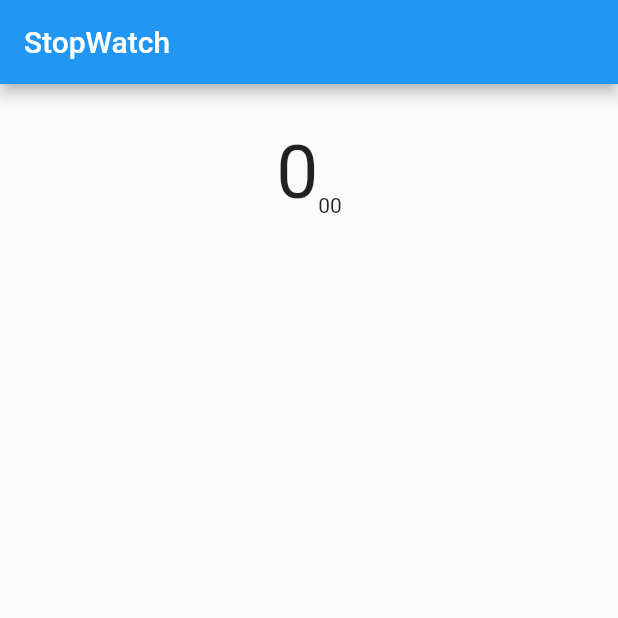
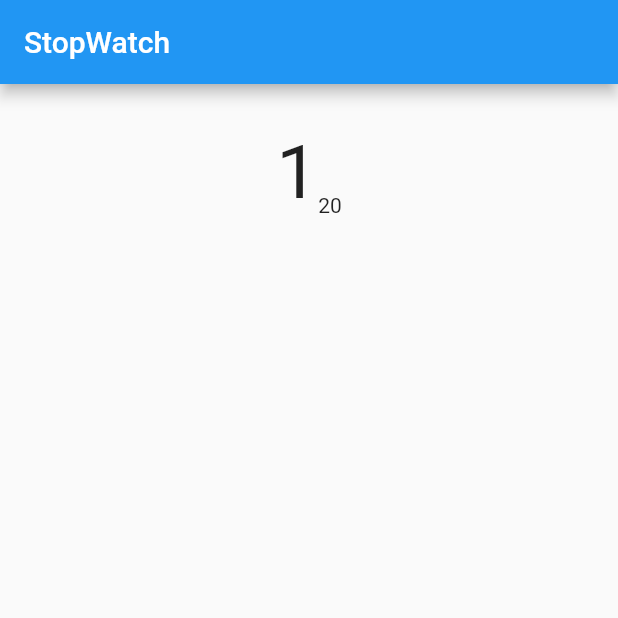
Before and after one commit to chohyeryung/flutter-stopwatch, a Flutter app: the screen it shows after launch, after a tap on the "play arrow" icon, on a phone screen of 412 x 824 dp, the top half of it. Run offline on Flutter 3.47's test engine with Material 2 defaults, Android fonts, the phone set to English and light mode, and no system bars.

Commit message:
#9 시간을 표시하는 영역 UI 구성

```diff
--- a/lib/main.dart
+++ b/lib/main.dart
@@ -69,10 +69,10 @@ Widget _buildBody(){
                   crossAxisAlignment: CrossAxisAlignment.end,
                   children:<Widget>[
                     Text(
-                      '0',
+                      '$sec',
                       style:TextStyle(fontSize: 50.0),
                     ),
-                    Text('00'),
+                    Text('$hundredth'),
                   ],
                 ),
                 Container(
```
